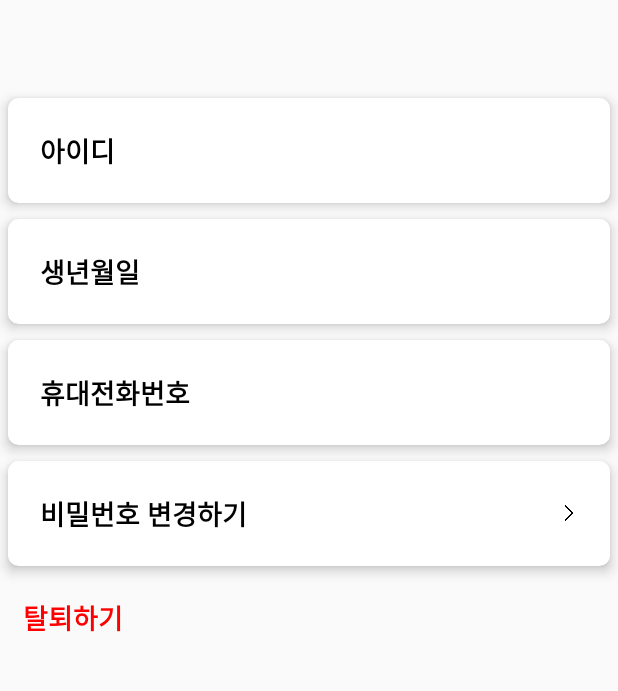
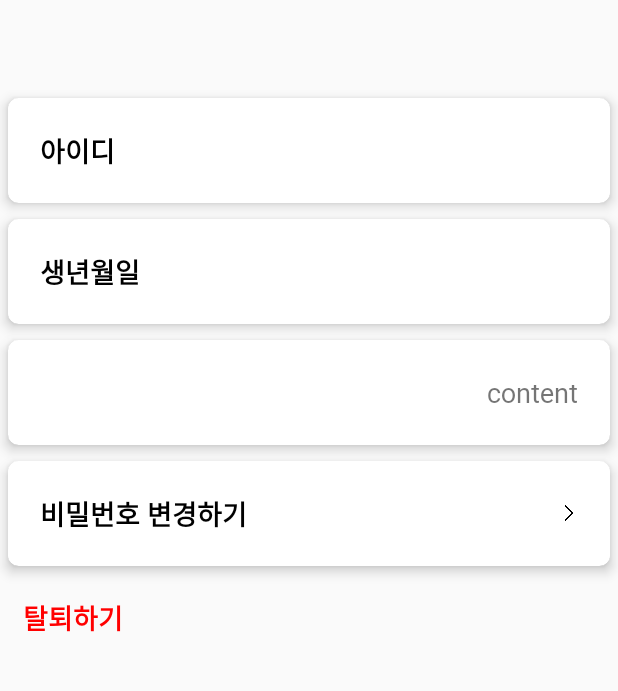
Before and after one commit to SKHU-CSE/DanBee, an Android app: the MypageActivity screen opened directly, with no data from a screen before it, on a phone screen of 412 x 824 dp, the part 158-849 px from its top. Run offline under Robolectric (Android 15) with nearby library versions, the phone set to English and light mode, and no system bars; our stand-ins replace CircleImageView, Volley; libraries missing offline, so code that uses them is left out: com.kakao.auth, com.kakao.network, com.kakao.usermgmt, libs.mjn.prettydialog.

Commit message:
merge from namsoo

```diff
--- a/app/src/main/res/layout/activity_mypage.xml
+++ b/app/src/main/res/layout/activity_mypage.xml
@@ -109,6 +109,7 @@
             android:padding="16dp">
 
             <TextView
+                android:id="@+id/mypageitem_tv_phone"
                 android:layout_width="wrap_content"
                 android:layout_height="wrap_content"
                 android:layout_marginLeft="5dp"
@@ -116,19 +117,19 @@
                 android:text="휴대전화번호"
                 android:textStyle="bold"
                 android:textColor="#000000"
-                android:ellipsize="end"
-                android:layout_alignParentLeft="true"
-                android:layout_toLeftOf="@+id/mypageitem_tv_phone"/>
+                android:layout_alignParentLeft="true" />
 
             <TextView
-                android:id="@+id/mypageitem_tv_phone"
+
                 android:layout_width="wrap_content"
                 android:layout_height="wrap_content"
                 android:layout_alignParentRight="true"
                 android:layout_centerVertical="true"
                 android:layout_marginRight="5dp"
                 android:text="content"
-                android:textSize="18dp" />
+                android:gravity="right"
+                android:textSize="18dp"
+                android:layout_toRightOf="@id/mypageitem_tv_phone"/>
 
         </RelativeLayout>
 
```
